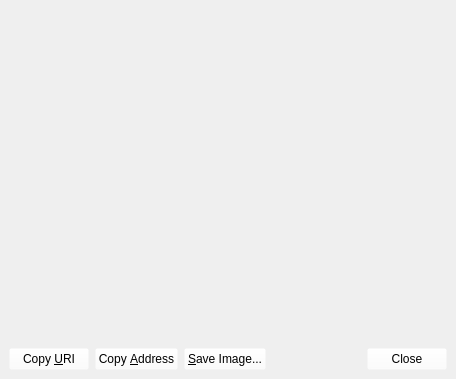
MassGrid/MassGrid, file src/qt/forms/receiverequestdialog.ui: the form before one commit.
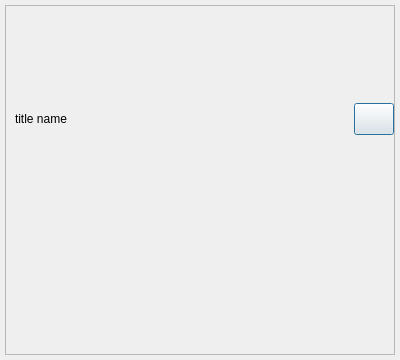
The form after the commit. The open tabs and pages were chosen to show the change. Icons and pictures are not drawn. Custom widgets are drawn as their Qt base class.

Diff of the .ui file:
```diff
--- a/src/qt/forms/receiverequestdialog.ui
+++ b/src/qt/forms/receiverequestdialog.ui
@@ -6,23 +6,42 @@
    <rect>
     <x>0</x>
     <y>0</y>
-    <width>456</width>
-    <height>379</height>
+    <width>400</width>
+    <height>360</height>
    </rect>
   </property>
+  <property name="minimumSize">
+   <size>
+    <width>400</width>
+    <height>360</height>
+   </size>
+  </property>
+  <property name="maximumSize">
+   <size>
+    <width>16777215</width>
+    <height>16777215</height>
+   </size>
+  </property>
   <property name="styleSheet">
-   <string notr="true">QToolButton#cancelButton{
-    border:6px solid rgb(255,255,255,0);
-    image: url(:/res/pic/closeBtn.png);
-}
-
-QWidget#page{
-border:hidden;
-	border-image: url(:/res/pic/dlgBackgroud.png);
-}</string>
+   <string notr="true"/>
   </property>
   <layout class="QGridLayout" name="gridLayout">
    <property name="leftMargin">
+    <number>5</number>
+   </property>
+   <property name="topMargin">
+    <number>5</number>
+   </property>
+   <property name="rightMargin">
+    <number>5</number>
+   </property>
+   <property name="bottomMargin">
+    <number>5</number>
+   </property>
+   <item row="0" column="0">
+    <widget class="QWidget" name="centerWin" native="true">
+     <layout class="QGridLayout" name="gridLayout_2">
+      <property name="leftMargin">
     <number>0</number>
    </property>
    <property name="topMargin">
@@ -35,29 +54,28 @@
     <number>0</number>
    </property>
    <item row="0" column="0">
-    <widget class="QStackedWidget" name="stackedWidget">
-     <property name="styleSheet">
-      <string notr="true">background-color: rgba(255, 255, 255, 0);</string>
-     </property>
-     <property name="currentIndex">
-      <number>0</number>
-     </property>
-     <widget class="QWidget" name="page">
-      <property name="styleSheet">
-       <string notr="true"/>
-      </property>
-      <layout class="QVBoxLayout" name="verticalLayout_2">
+       <widget class="QFrame" name="mainframe">
+        <property name="frameShape">
+         <enum>QFrame::StyledPanel</enum>
+        </property>
+        <property name="frameShadow">
+         <enum>QFrame::Raised</enum>
+        </property>
+        <layout class="QVBoxLayout" name="verticalLayout" stretch="1,10">
+         <property name="spacing">
+          <number>10</number>
+         </property>
        <property name="leftMargin">
-        <number>18</number>
+          <number>0</number>
        </property>
        <property name="topMargin">
-        <number>20</number>
+          <number>0</number>
        </property>
        <property name="rightMargin">
-        <number>18</number>
+          <number>0</number>
        </property>
        <property name="bottomMargin">
-        <number>20</number>
+          <number>0</number>
        </property>
        <item>
         <layout class="QHBoxLayout" name="horizontalLayout_5">
@@ -118,8 +136,8 @@
          </property>
          <property name="minimumSize">
           <size>
-           <width>300</width>
-           <height>300</height>
+             <width>0</width>
+             <height>0</height>
           </size>
          </property>
          <property name="toolTip">
@@ -138,92 +156,8 @@
        </item>
       </layout>
      </widget>
-     <widget class="QWidget" name="page_2">
-      <layout class="QVBoxLayout" name="verticalLayout">
-       <item>
-        <widget class="QTextEdit" name="outUri">
-         <property name="sizePolicy">
-          <sizepolicy hsizetype="Expanding" vsizetype="Expanding">
-           <horstretch>0</horstretch>
-           <verstretch>0</verstretch>
-          </sizepolicy>
-         </property>
-         <property name="minimumSize">
-          <size>
-           <width>0</width>
-           <height>50</height>
-          </size>
-         </property>
-         <property name="frameShape">
-          <enum>QFrame::NoFrame</enum>
-         </property>
-         <property name="frameShadow">
-          <enum>QFrame::Plain</enum>
-         </property>
-         <property name="tabChangesFocus">
-          <bool>true</bool>
-         </property>
-         <property name="textInteractionFlags">
-          <set>Qt::TextSelectableByKeyboard|Qt::TextSelectableByMouse</set>
-         </property>
-        </widget>
-       </item>
-       <item>
-        <layout class="QHBoxLayout" name="horizontalLayout">
-         <item>
-          <widget class="QPushButton" name="btnCopyURI">
-           <property name="text">
-            <string>Copy &amp;URI</string>
-           </property>
-           <property name="autoDefault">
-            <bool>false</bool>
-           </property>
-          </widget>
-         </item>
-         <item>
-          <widget class="QPushButton" name="btnCopyAddress">
-           <property name="text">
-            <string>Copy &amp;Address</string>
-           </property>
-           <property name="autoDefault">
-            <bool>false</bool>
-           </property>
-          </widget>
-         </item>
-         <item>
-          <widget class="QPushButton" name="btnSaveAs">
-           <property name="text">
-            <string>&amp;Save Image...</string>
-           </property>
-           <property name="autoDefault">
-            <bool>false</bool>
-           </property>
-          </widget>
-         </item>
-         <item>
-          <spacer name="horizontalSpacer_2">
-           <property name="orientation">
-            <enum>Qt::Horizontal</enum>
-           </property>
-           <property name="sizeHint" stdset="0">
-            <size>
-             <width>40</width>
-             <height>20</height>
-            </size>
-           </property>
-          </spacer>
-         </item>
-         <item>
-          <widget class="QDialogButtonBox" name="buttonBox">
-           <property name="standardButtons">
-            <set>QDialogButtonBox::Close</set>
-           </property>
-          </widget>
-         </item>
-        </layout>
-       </item>
-      </layout>
-     </widget>
+      </item>
+     </layout>
     </widget>
    </item>
   </layout>
```
Left out of the diff: 35 changed lines with no effect on the pictures. Lines whose indentation alone changed are shown as unchanged.
